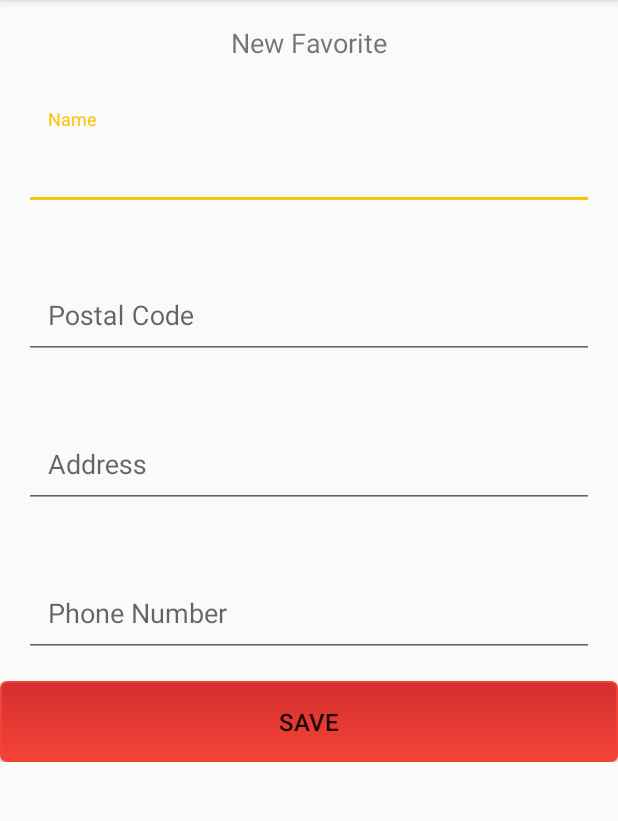
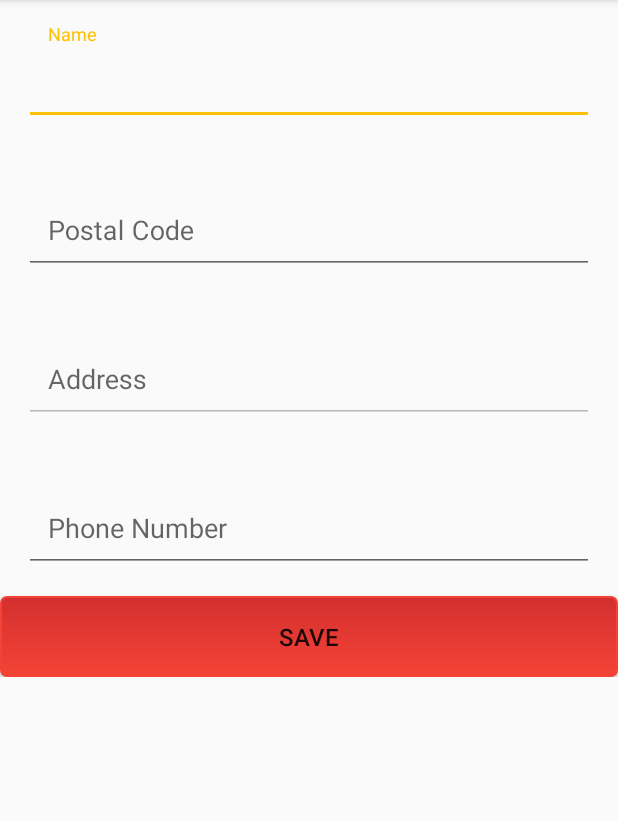
Before and after one commit to douglasaraujo2/MyLunchTime, an Android app: the fragment NewFavoriteFragment shown on its own in the app's theme, on a phone screen of 412 x 824 dp, the part 84-905 px from its top. Run offline under Robolectric (Android 15) with nearby library versions, the light colour scheme and no system bars.

```diff
--- a/app/src/main/java/app/dougaraujo/com/mylunchtime/NewFavoriteFragment.java
+++ b/app/src/main/java/app/dougaraujo/com/mylunchtime/NewFavoriteFragment.java
@@ -3,6 +3,7 @@ package app.dougaraujo.com.mylunchtime;
 import android.os.Bundle;
 import android.support.design.widget.TextInputLayout;
 import android.support.v4.app.Fragment;
+import android.telephony.PhoneNumberFormattingTextWatcher;
 import android.view.LayoutInflater;
 import android.view.View;
 import android.view.ViewGroup;
@@ -47,7 +48,7 @@ public class NewFavoriteFragment extends Fragment implements View.OnClickListene
         btnNewFavorite = (Button) itemView.findViewById(R.id.btnNewFavorite);
         btnNewFavorite.setOnClickListener(this);
 
-
+        etPhone.addTextChangedListener(new PhoneNumberFormattingTextWatcher());
         return itemView;
 
     }
--- a/app/src/main/res/layout/fragment_new_favorite.xml
+++ b/app/src/main/res/layout/fragment_new_favorite.xml
@@ -9,14 +9,6 @@
         android:layout_width="match_parent"
         android:layout_height="wrap_content"
         android:orientation="vertical">
-
-        <TextView
-            android:layout_width="match_parent"
-            android:layout_height="wrap_content"
-            android:gravity="center"
-            android:padding="@dimen/padding_padrao"
-            android:text="@string/new_favorite"
-            android:textSize="@dimen/dimen_title" />
 
 
         <android.support.design.widget.TextInputLayout
@@ -49,8 +41,8 @@
             <EditText
                 android:id="@+id/etAddress"
                 style="@style/etStyle"
-                android:hint="@string/address"
-                android:inputType="none|text" />
+                android:enabled="false"
+                android:hint="@string/address" />
         </android.support.design.widget.TextInputLayout>
 
         <android.support.design.widget.TextInputLayout
@@ -61,7 +53,8 @@
             <EditText
                 android:id="@+id/etPhoneNumber"
                 style="@style/etStyle"
-                android:hint="@string/txt_phone" />
+                android:hint="@string/txt_phone"
+                android:inputType="phone" />
         </android.support.design.widget.TextInputLayout>
 
         <Button
```
Also changed, not shown: app/src/main/res/layout/fragment_edit_favorite.xml (+4 -12 lines).
